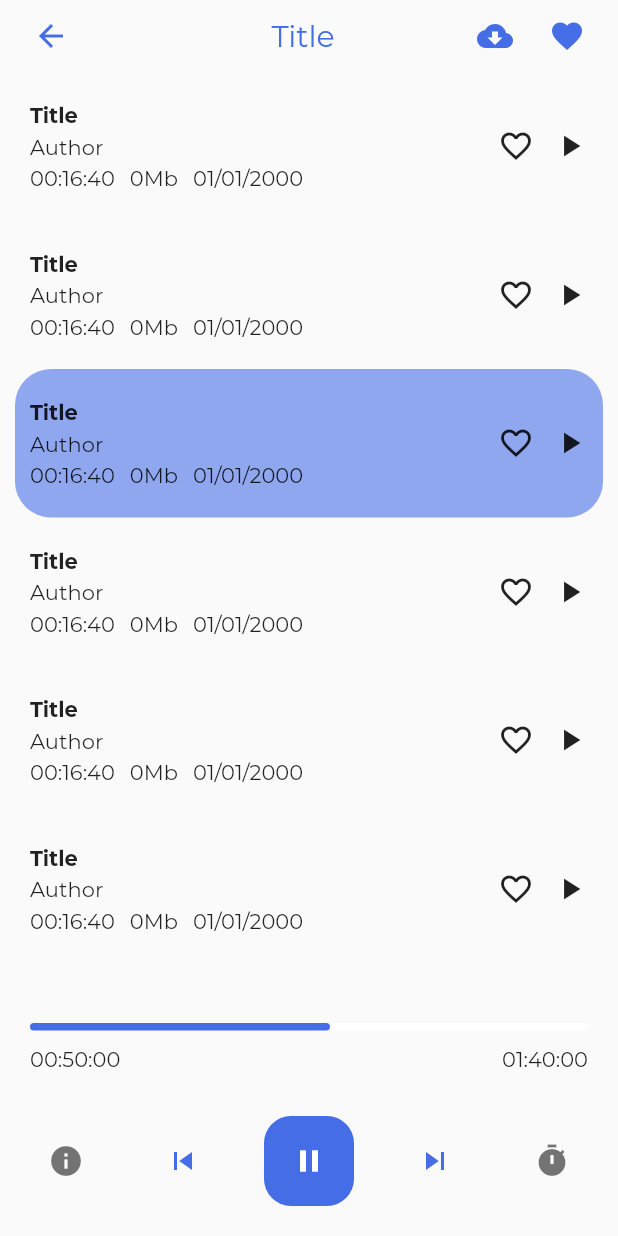
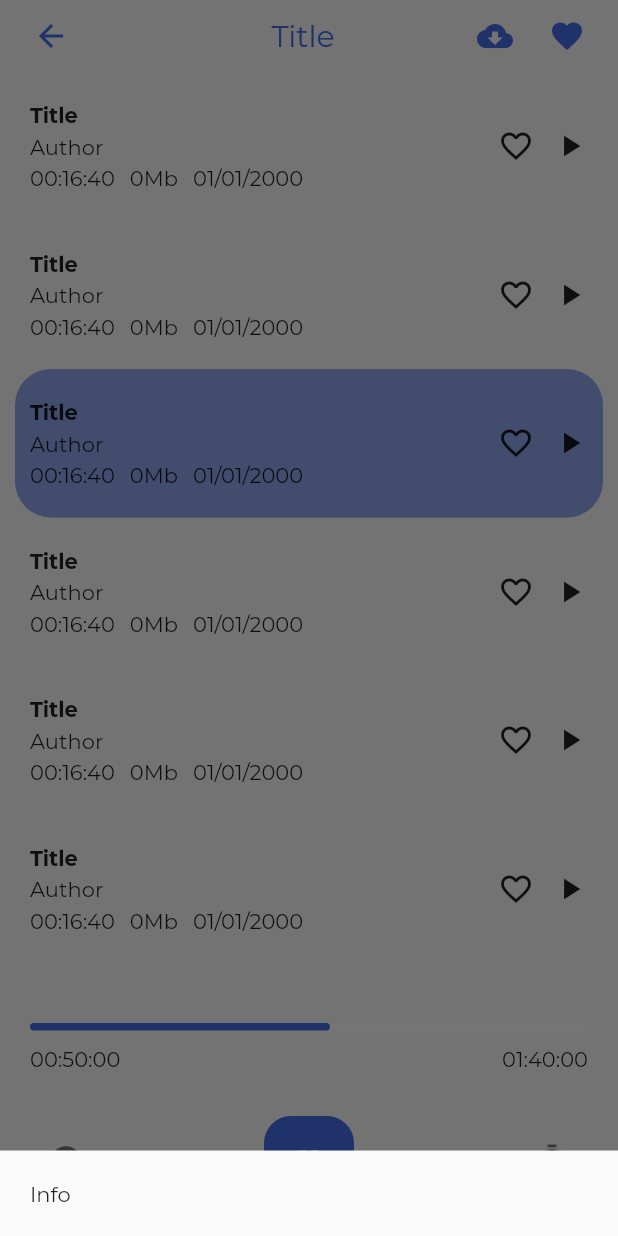
Before and after one commit to ekinsdrow/mds, a Flutter app: the PlayerPage screen opened by its route, after a tap on the "info" icon, on a phone screen of 412 x 824 dp. Run offline on Flutter 3.47's test engine with Material 2 defaults, Android fonts, the phone set to English and light mode, and no system bars; our stand-ins replace auto_route, bloc, dio, flutter_bloc, flutter_svg, freezed_annotation and 2 more; accounts and stored records are empty; generated files the repository leaves out were written again; project files that could hold a hidden picture were left out.

Commit message:
Add modals

```diff
--- /dev/null
+++ b/lib/features/player/widgets/modals/info_modal.dart
@@ -0,0 +1,27 @@
+import 'package:flutter/material.dart';
+import 'package:mds/common/assets/constants.dart';
+
+void showInfoModal(BuildContext context) {
+  showModalBottomSheet(
+    context: context,
+    builder: (context) {
+      return const _Info();
+    },
+  );
+}
+
+class _Info extends StatelessWidget {
+  const _Info({Key? key}) : super(key: key);
+
+  @override
+  Widget build(BuildContext context) {
+    return SafeArea(
+      child: Container(
+        padding: const EdgeInsets.all(
+          Constants.mediumPadding,
+        ),
+        child: const Text('Info'),
+      ),
+    );
+  }
+}
--- a/lib/features/player/widgets/player_page.dart
+++ b/lib/features/player/widgets/player_page.dart
@@ -4,6 +4,9 @@ import 'package:mds/common/assets/constants.dart';
 import 'package:mds/common/data/models/record.dart';
 import 'package:mds/common/widgets/progress_bar.dart';
 import 'package:mds/common/widgets/record_list_item.dart';
+import 'package:mds/features/player/widgets/modals/info_modal.dart';
+
+import 'package:mds/features/player/widgets/modals/sleep_timer_modal.dart';
 
 class PlayerPage extends StatelessWidget {
   const PlayerPage({Key? key}) : super(key: key);
@@ -177,7 +180,7 @@ class _Buttons extends StatelessWidget {
         IconButton(
           splashRadius: 20,
           onPressed: () {
-            //TODO: add to fav
+            showInfoModal(context);
           },
           icon: const Icon(
             Icons.info,
@@ -229,7 +232,7 @@ class _Buttons extends StatelessWidget {
         IconButton(
           splashRadius: 20,
           onPressed: () {
-            //TODO: open sleep timer
+            showSleepTimerModal(context);
           },
           icon: const Icon(
             Icons.timer,
```
Also changed, not shown: lib/features/player/widgets/modals/sleep_timer_modal.dart (added, +27 -0 lines).
